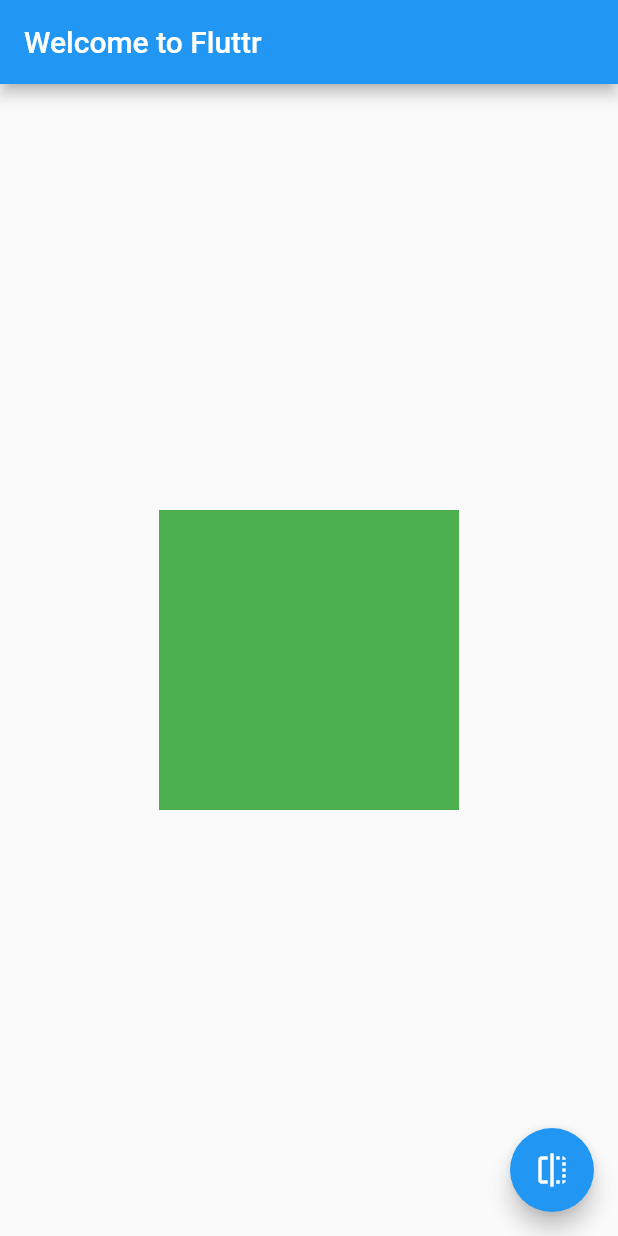
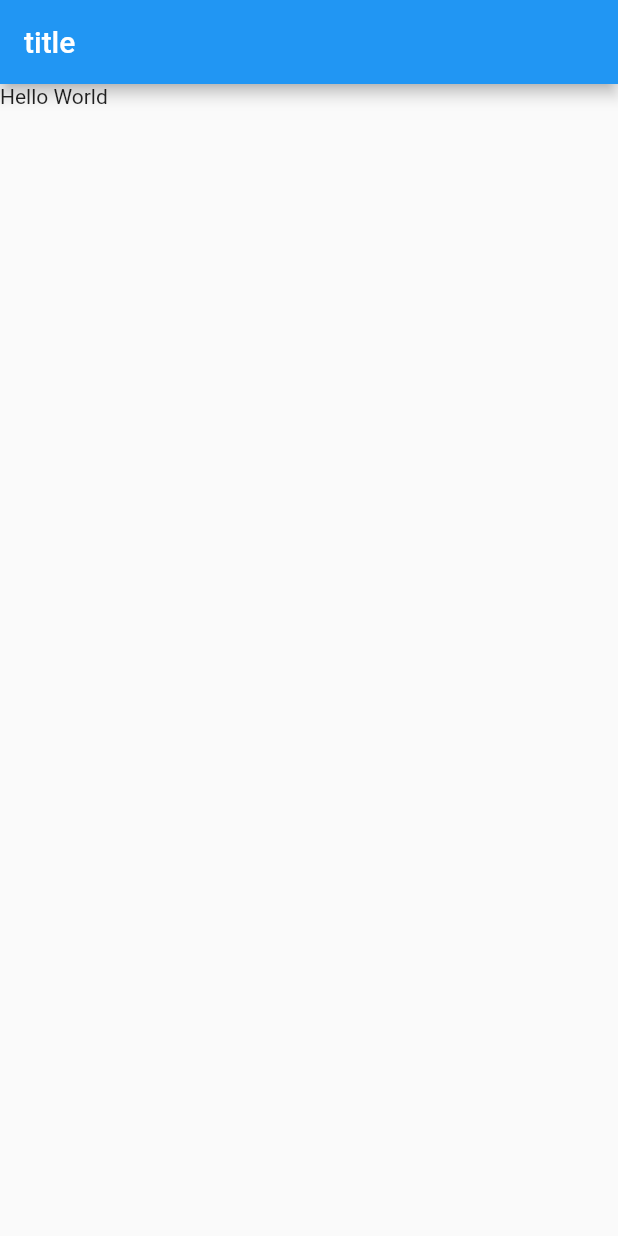
Before and after one commit to kyorohiro/hello_flutter_02, a Flutter app: the screen it shows after launch, on a phone screen of 412 x 824 dp. Run offline on Flutter 3.47's test engine with Material 2 defaults, Android fonts, the phone set to English and light mode, and no system bars.

Commit message:
Hello Worldgit add -A

```diff
--- a/lib/main.dart
+++ b/lib/main.dart
@@ -8,46 +8,16 @@ class MyApp extends fl.StatelessWidget {
   fl.Widget build(fl.BuildContext context) {
     return new fl.MaterialApp(
         title: "Welcome to Fluttr",
-        home: MyHomePage("Welcome to Fluttr"));
+        home: MyHomePage());
   }
 }
 
-class MyHomePage extends fl.StatefulWidget {
-  final String title;
-  MyHomePage(this.title);
+class MyHomePage extends fl.StatelessWidget {
   @override
-  fl.State<fl.StatefulWidget> createState() {
-    return new MyHomePageState();
-  }
-}
-
-class MyHomePageState extends fl.State<MyHomePage> {
-  bool _visible = true;
-
   fl.Widget build(fl.BuildContext context) {
-    return fl.Scaffold(
-      appBar: fl.AppBar(title: fl.Text(widget.title),),
-      body: fl.Center(
-        child: fl.AnimatedOpacity(
-          opacity: _visible ? 1.0 : 0.0,
-          duration: Duration(milliseconds: 50),
-          child: fl.Container(
-            width: 200.0,
-            height: 200.0,
-            color: fl.Colors.green,
-          ),
-        ),
-      ),
-      floatingActionButton: fl.FloatingActionButton(
-        onPressed: (){
-          print(">>>>>> PRESSED");
-          setState(() {
-            _visible = !_visible;
-          });
-        },
-        tooltip: "Toggle Opacity",
-        child: fl.Icon(fl.Icons.flip),
-      ),
+    return new fl.Scaffold(
+      appBar: fl.AppBar(title: fl.Text("title"),),
+      body: fl.Text("Hello World")
     );
   }
 }
```
